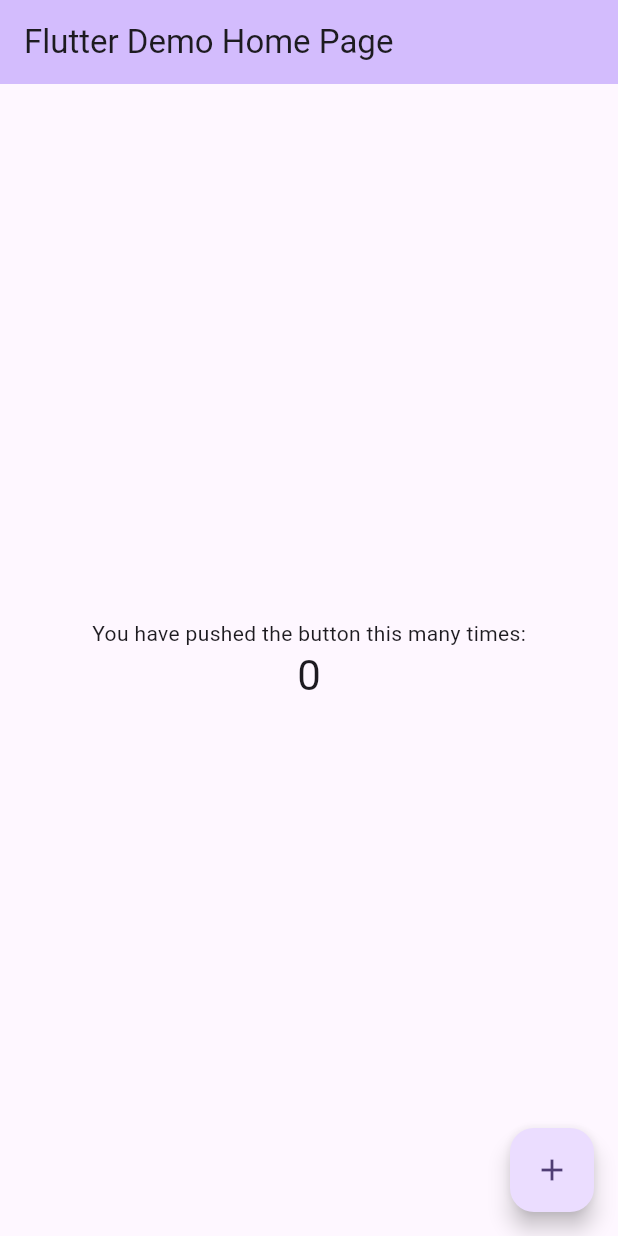
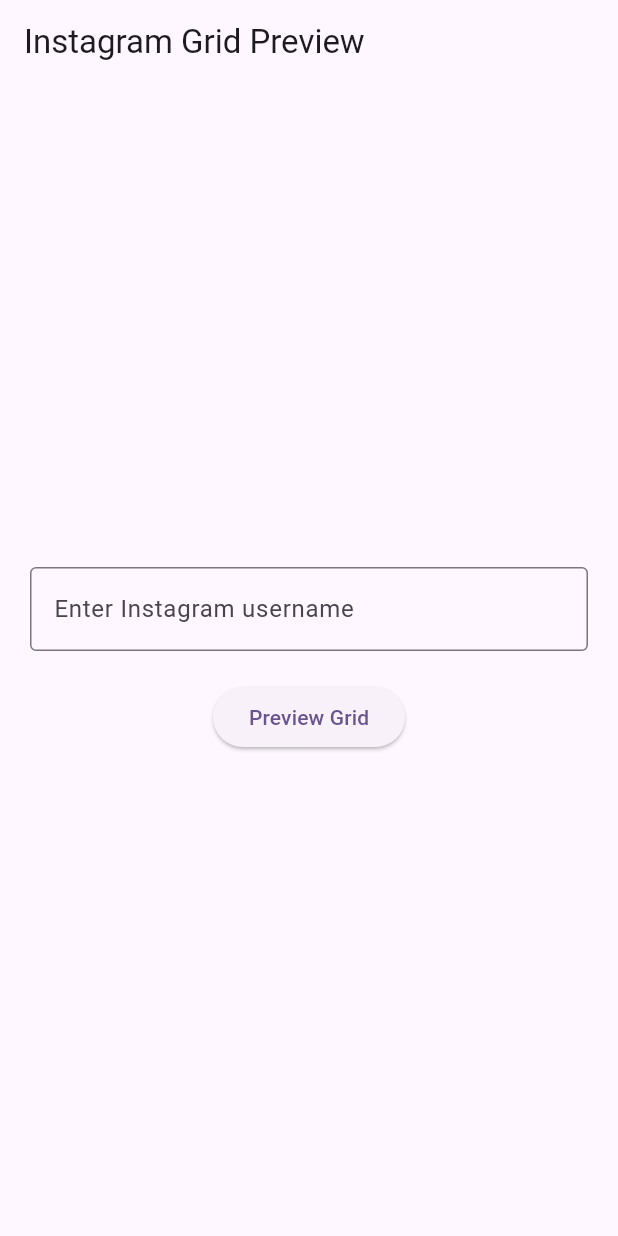
Before and after one commit to sriveey/grid, a Flutter app: the screen it shows after launch, on a phone screen of 412 x 824 dp. Run offline on Flutter 3.47's test engine with Material 3 defaults, Android fonts, the phone set to English and light mode, and no system bars.

Commit message:
Base app layout established

```diff
--- a/lib/main.dart
+++ b/lib/main.dart
@@ -1,125 +1,21 @@
 import 'package:flutter/material.dart';
+import 'screens/home_screen.dart';
 
 void main() {
-  runApp(const MyApp());
+  runApp(InstagramGridPreviewApp());
 }
 
-class MyApp extends StatelessWidget {
-  const MyApp({super.key});
-
-  // This widget is the root of your application.
+class InstagramGridPreviewApp extends StatelessWidget {
   @override
   Widget build(BuildContext context) {
     return MaterialApp(
-      title: 'Flutter Demo',
+      title: 'Instagram Grid Preview',
       theme: ThemeData(
-        // This is the theme of your application.
-        //
-        // TRY THIS: Try running your application with "flutter run". You'll see
-        // the application has a purple toolbar. Then, without quitting the app,
-        // try changing the seedColor in the colorScheme below to Colors.green
-        // and then invoke "hot reload" (save your changes or press the "hot
-        // reload" button in a Flutter-supported IDE, or press "r" if you used
-        // the command line to start the app).
-        //
-        // Notice that the counter didn't reset back to zero; the application
-        // state is not lost during the reload. To reset the state, use hot
-        // restart instead.
-        //
-        // This works for code too, not just values: Most code changes can be
-        // tested with just a hot reload.
+        useMaterial3: true,
         colorScheme: ColorScheme.fromSeed(seedColor: Colors.deepPurple),
-        useMaterial3: true,
       ),
-      home: const MyHomePage(title: 'Flutter Demo Home Page'),
+      home: HomeScreen(),
+      debugShowCheckedModeBanner: false,
     );
   }
 }
-
-class MyHomePage extends StatefulWidget {
-  const MyHomePage({super.key, required this.title});
-
-  // This widget is the home page of your application. It is stateful, meaning
-  // that it has a State object (defined below) that contains fields that affect
-  // how it looks.
-
-  // This class is the configuration for the state. It holds the values (in this
-  // case the title) provided by the parent (in this case the App widget) and
-  // used by the build method of the State. Fields in a Widget subclass are
-  // always marked "final".
-
-  final String title;
-
-  @override
-  State<MyHomePage> createState() => _MyHomePageState();
-}
-
-class _MyHomePageState extends State<MyHomePage> {
-  int _counter = 0;
-
-  void _incrementCounter() {
-    setState(() {
-      // This call to setState tells the Flutter framework that something has
-      // changed in this State, which causes it to rerun the build method below
-      // so that the display can reflect the updated values. If we changed
-      // _counter without calling setState(), then the build method would not be
-      // called again, and so nothing would appear to happen.
-      _counter++;
-    });
-  }
-
-  @override
-  Widget build(BuildContext context) {
-    // This method is rerun every time setState is called, for instance as done
-    // by the _incrementCounter method above.
-    //
-    // The Flutter framework has been optimized to make rerunning build methods
-    // fast, so that you can just rebuild anything that needs updating rather
-    // than having to individually change instances of widgets.
-    return Scaffold(
-      appBar: AppBar(
-        // TRY THIS: Try changing the color here to a specific color (to
-        // Colors.amber, perhaps?) and trigger a hot reload to see the AppBar
-        // change color while the other colors stay the same.
-        backgroundColor: Theme.of(context).colorScheme.inversePrimary,
-        // Here we take the value from the MyHomePage object that was created by
-        // the App.build method, and use it to set our appbar title.
-        title: Text(widget.title),
-      ),
-      body: Center(
-        // Center is a layout widget. It takes a single child and positions it
-        // in the middle of the parent.
-        child: Column(
-          // Column is also a layout widget. It takes a list of children and
-          // arranges them vertically. By default, it sizes itself to fit its
-          // children horizontally, and tries to be as tall as its parent.
-          //
-          // Column has various properties to control how it sizes itself and
-          // how it positions its children. Here we use mainAxisAlignment to
-          // center the children vertically; the main axis here is the vertical
-          // axis because Columns are vertical (the cross axis would be
-          // horizontal).
-          //
-          // TRY THIS: Invoke "debug painting" (choose the "Toggle Debug Paint"
-          // action in the IDE, or press "p" in the console), to see the
-          // wireframe for each widget.
-          mainAxisAlignment: MainAxisAlignment.center,
-          children: <Widget>[
-            const Text(
-              'You have pushed the button this many times:',
-            ),
-            Text(
-              '$_counter',
-              style: Theme.of(context).textTheme.headlineMedium,
-            ),
-          ],
-        ),
-      ),
-      floatingActionButton: FloatingActionButton(
-        onPressed: _incrementCounter,
-        tooltip: 'Increment',
-        child: const Icon(Icons.add),
-      ), // This trailing comma makes auto-formatting nicer for build methods.
-    );
-  }
-}
--- /dev/null
+++ b/lib/screens/home_screen.dart
@@ -0,0 +1,49 @@
+import 'package:flutter/material.dart';
+import 'preview_screen.dart';
+
+class HomeScreen extends StatefulWidget {
+  @override
+  State<HomeScreen> createState() => _HomeScreenState();
+}
+
+class _HomeScreenState extends State<HomeScreen> {
+  final _usernameController = TextEditingController();
+
+  void _goToPreview() {
+    Navigator.push(
+      context,
+      MaterialPageRoute(
+        builder: (context) => PreviewScreen(
+          username: _usernameController.text,
+        ),
+      ),
+    );
+  }
+
+  @override
+  Widget build(BuildContext context) {
+    return Scaffold(
+      appBar: AppBar(title: Text("Instagram Grid Preview")),
+      body: Padding(
+        padding: const EdgeInsets.all(20),
+        child: Column(
+          mainAxisAlignment: MainAxisAlignment.center,
+          children: [
+            TextField(
+              controller: _usernameController,
+              decoration: InputDecoration(
+                labelText: "Enter Instagram username",
+                border: OutlineInputBorder(),
+              ),
+            ),
+            SizedBox(height: 20),
+            ElevatedButton(
+              onPressed: _goToPreview,
+              child: Text("Preview Grid"),
+            ),
+          ],
+        ),
+      ),
+    );
+  }
+}
--- /dev/null
+++ b/lib/screens/preview_screen.dart
@@ -0,0 +1,16 @@
+import 'package:flutter/material.dart';
+import '../widgets/photo_grid.dart';
+
+class PreviewScreen extends StatelessWidget {
+  final String username;
+
+  PreviewScreen({required this.username});
+
+  @override
+  Widget build(BuildContext context) {
+    return Scaffold(
+      appBar: AppBar(title: Text("@$username's Grid")),
+      body: PhotoGrid(photos: []), // We'll populate this soon
+    );
+  }
+}
```
Also changed, not shown: lib/models/photo.dart (added, +34 -0 lines), lib/widgets/photo_grid.dart (added, +32 -0 lines), lib/services/instagram_service.dart (added).
